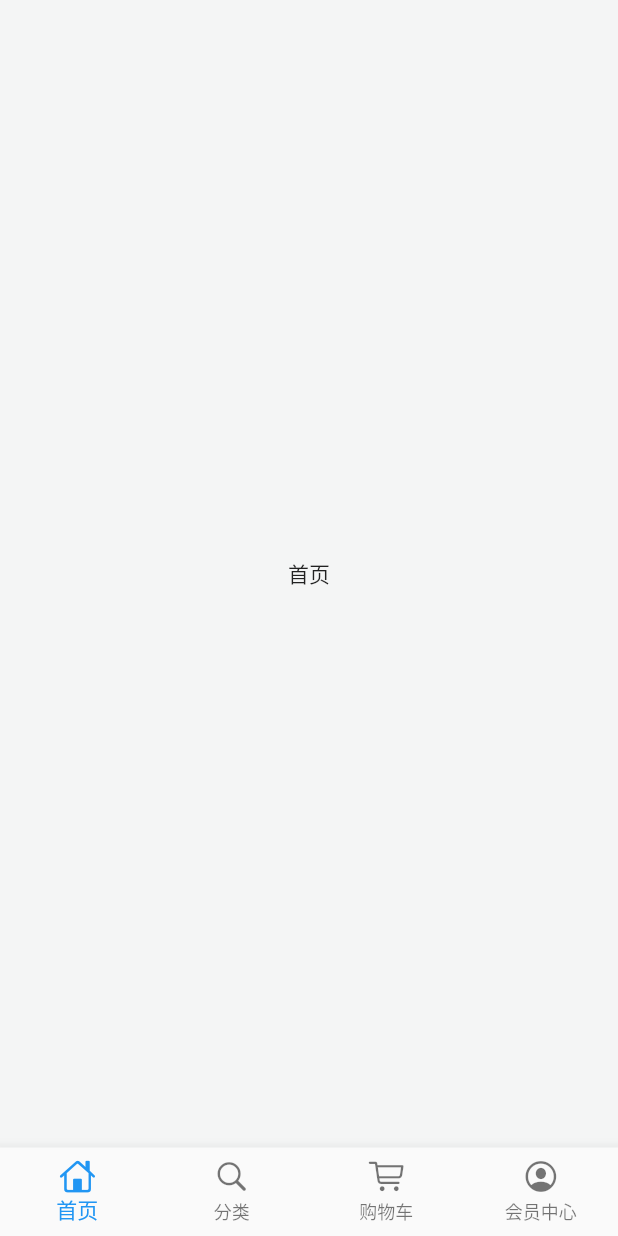
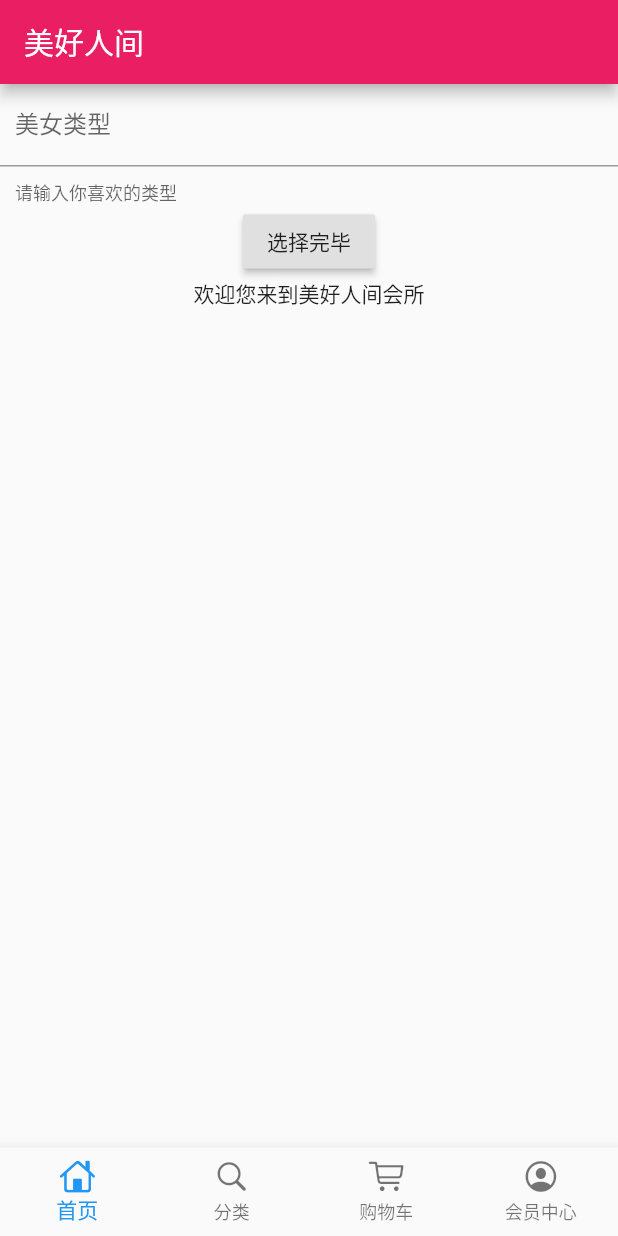
Before and after one commit to sxs1995/flutter_shop, a Flutter app: the screen it shows after launch, on a phone screen of 412 x 824 dp. Run offline on Flutter 3.47's test engine with Material 2 defaults, Android fonts, the phone set to English and light mode, and no system bars; our stand-ins replace dio.

Commit message:
熟悉input及setstate的用法

```diff
--- a/lib/pages/home.dart
+++ b/lib/pages/home.dart
@@ -1,16 +1,85 @@
 import 'package:flutter/material.dart';
+import 'package:dio/dio.dart';
 
-class HomePage extends StatelessWidget {
+class HomePage extends StatefulWidget {
   final Widget child;
 
   HomePage({Key key, this.child}) : super(key: key);
 
+  _HomePageState createState() => _HomePageState();
+}
+
+class _HomePageState extends State<HomePage> {
+  TextEditingController typeConroller = TextEditingController();
+
+  String showText = '欢迎您来到美好人间会所';
+
   @override
   Widget build(BuildContext context) {
     return Container(
-      child: Center(
-        child: Text('首页'),
+        child: Scaffold(
+      appBar: AppBar(
+        title: Text('美好人间'),
       ),
-    );
+      body: Container(
+        child: Column(
+          children: <Widget>[
+            new TextField(
+              controller: typeConroller,
+              decoration: InputDecoration(
+                contentPadding: const EdgeInsets.all(10.0),
+                labelText: '美女类型',
+                helperText: '请输入你喜欢的类型',
+              ),
+              autofocus: false,
+            ),
+            new RaisedButton(
+              onPressed: () {
+                _choiceAction();
+              },
+              child: Text('选择完毕'),
+            ),
+            Text(
+              showText,
+              overflow: TextOverflow.ellipsis,
+              maxLines: 1,
+            )
+          ],
+        ),
+      ),
+    ));
+  }
+
+  void _choiceAction() {
+    print('开始选择你喜欢的类型.........');
+    if (typeConroller.text.toString() == '') {
+      showDialog(
+          context: context,
+          builder: (context) => AlertDialog(
+                title: Text('美女类型不能为空'),
+              ));
+    } else {
+      getHttp(typeConroller.text.toString()).then((val) => {
+            setState(() {
+              showText = val['data']['name'].toString();
+            })
+          });
+    }
+  }
+
+  void initState() {
+    super.initState();
+  }
+
+  Future getHttp(String TypeText) async {
+    try {
+      var data = {'name': TypeText};
+      Response response = await Dio().get(
+          'https://www.easy-mock.com/mock/5c60131a4bed3a6342711498/baixing/dabaojian',
+          queryParameters: data);
+      return response.data;
+    } catch (e) {
+      return print(e);
+    }
   }
 }
```
Also changed, not shown: pubspec.yaml (+40 -46 lines), pubspec.lock.
